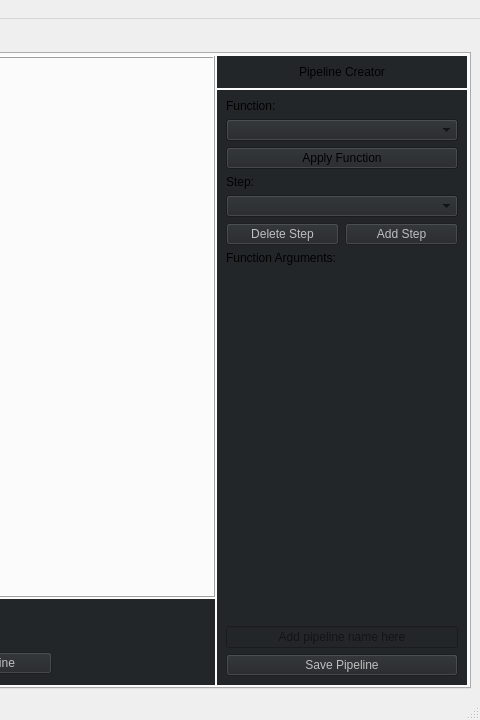
First picture: the form in qtobjectdetector.ui, repository feugen/QtObjectDetector, before the edit; both pictures show x 831 to 1311 and y 0 to 720 of the 1311 by 720 pixel window.
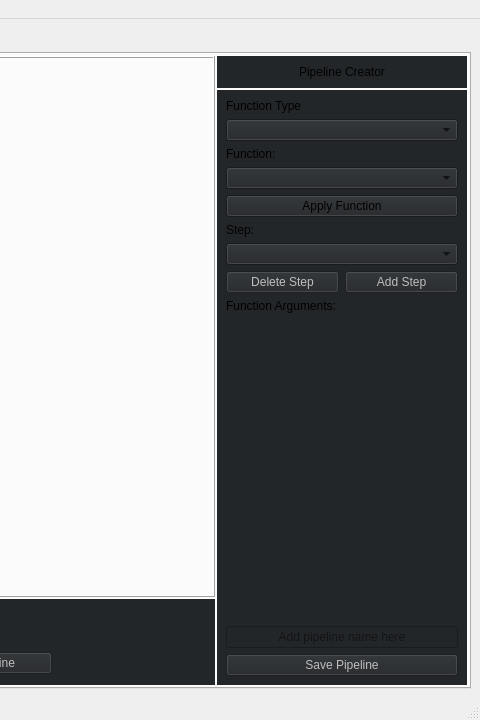
Second picture: the form after the edit.

Commit message: Added a function type selector

Patch:
```diff
--- a/qtobjectdetector.ui
+++ b/qtobjectdetector.ui
@@ -545,17 +545,20 @@
                 <string notr="true">background-color: rgb(35, 38, 41);</string>
                </property>
                <layout class="QGridLayout" name="gridLayout_7">
-                <item row="6" column="0">
-                 <widget class="QPushButton" name="pushButton_DeleteFromPipeline">
+                <item row="14" column="0" colspan="2">
+                 <widget class="QPushButton" name="pushButton_SavePipeline">
                   <property name="enabled">
                    <bool>false</bool>
                   </property>
                   <property name="text">
-                   <string>Delete Step</string>
+                   <string>Save Pipeline</string>
                   </property>
                  </widget>
                 </item>
-                <item row="11" column="0" colspan="2">
+                <item row="2" column="0" colspan="2">
+                 <widget class="QComboBox" name="comboBox_FunctionTypeSelector"/>
+                </item>
+                <item row="13" column="0" colspan="2">
                  <widget class="QLineEdit" name="lineEdit_PipelineName">
                   <property name="enabled">
                    <bool>false</bool>
@@ -568,7 +571,24 @@
                   </property>
                  </widget>
                 </item>
-                <item row="4" column="0" colspan="2">
+                <item row="8" column="0">
+                 <widget class="QPushButton" name="pushButton_DeleteFromPipeline">
+                  <property name="enabled">
+                   <bool>false</bool>
+                  </property>
+                  <property name="text">
+                   <string>Delete Step</string>
+                  </property>
+                 </widget>
+                </item>
+                <item row="5" column="0" colspan="2">
+                 <widget class="QPushButton" name="pushButton_ApplyFunction">
+                  <property name="text">
+                   <string>Apply Function</string>
+                  </property>
+                 </widget>
+                </item>
+                <item row="6" column="0" colspan="2">
                  <widget class="QLabel" name="label_12">
                   <property name="sizePolicy">
                    <sizepolicy hsizetype="Preferred" vsizetype="Fixed">
@@ -581,10 +601,7 @@
                   </property>
                  </widget>
                 </item>
-                <item row="2" column="0" colspan="2">
-                 <widget class="QComboBox" name="comboBox_FunctionSelector"/>
-                </item>
-                <item row="1" column="0" colspan="2">
+                <item row="3" column="0" colspan="2">
                  <widget class="QLabel" name="label_10">
                   <property name="sizePolicy">
                    <sizepolicy hsizetype="Preferred" vsizetype="Fixed">
@@ -597,7 +614,7 @@
                   </property>
                  </widget>
                 </item>
-                <item row="9" column="0" colspan="2">
+                <item row="11" column="0" colspan="2">
                  <widget class="QLabel" name="label_11">
                   <property name="sizePolicy">
                    <sizepolicy hsizetype="Preferred" vsizetype="Fixed">
@@ -610,7 +627,7 @@
                   </property>
                  </widget>
                 </item>
-                <item row="6" column="1">
+                <item row="8" column="1">
                  <widget class="QPushButton" name="pushButton_AddToPipeline">
                   <property name="enabled">
                    <bool>false</bool>
@@ -620,26 +637,25 @@
                   </property>
                  </widget>
                 </item>
-                <item row="5" column="0" colspan="2">
+                <item row="7" column="0" colspan="2">
                  <widget class="QComboBox" name="comboBox_PipelineStepSelector"/>
                 </item>
-                <item row="3" column="0" colspan="2">
-                 <widget class="QPushButton" name="pushButton_ApplyFunction">
-                  <property name="text">
-                   <string>Apply Function</string>
-                  </property>
-                 </widget>
-                </item>
-                <item row="10" column="0" colspan="2">
-                 <widget class="QWidget" name="widget_Arguments" native="true"/>
-                </item>
                 <item row="12" column="0" colspan="2">
-                 <widget class="QPushButton" name="pushButton_SavePipeline">
-                  <property name="enabled">
-                   <bool>false</bool>
+                 <widget class="QWidget" name="widget_Arguments" native="true"/>
+                </item>
+                <item row="4" column="0" colspan="2">
+                 <widget class="QComboBox" name="comboBox_FunctionSelector"/>
+                </item>
+                <item row="1" column="0" colspan="2">
+                 <widget class="QLabel" name="label">
+                  <property name="sizePolicy">
+                   <sizepolicy hsizetype="Preferred" vsizetype="Fixed">
+                    <horstretch>0</horstretch>
+                    <verstretch>0</verstretch>
+                   </sizepolicy>
                   </property>
                   <property name="text">
-                   <string>Save Pipeline</string>
+                   <string>Function Type</string>
                   </property>
                  </widget>
                 </item>
```
The commit also changes 3 other files.
